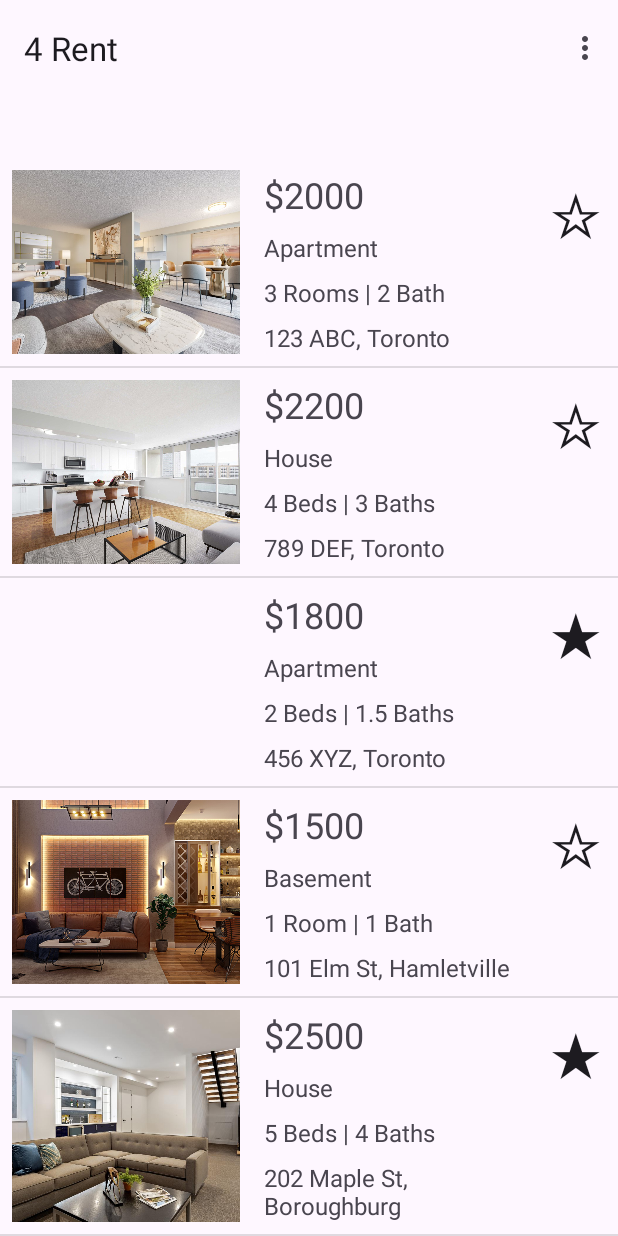
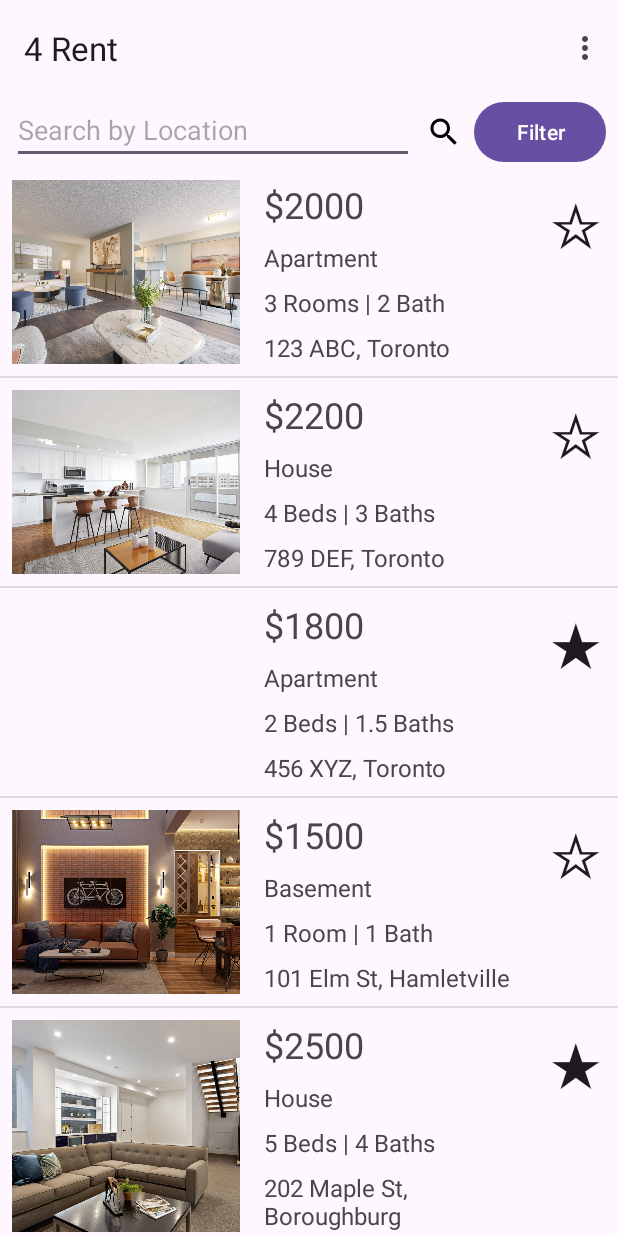
Before and after one commit to renhotsai/mobile-rental, an Android app: the screen it shows after launch (MainActivity), on a phone screen of 412 x 824 dp. Run offline under Robolectric (Android 15) with nearby library versions, the phone set to English and light mode, and no system bars.

Commit message:
made the search bar

```diff
--- a/app/src/main/java/com/hy/group3_project/Listing.kt
+++ b/app/src/main/java/com/hy/group3_project/Listing.kt
@@ -22,7 +22,7 @@ data class  Listing(
 
     // Secondary constructor with default values
     constructor() : this(
-        img = "1",
+        img = "rental_1",
         price = "$ 2000",
         type = "Apartment",
         rooms = "3 Rooms | 2 Bath",
--- a/app/src/main/java/com/hy/group3_project/MainActivity.kt
+++ b/app/src/main/java/com/hy/group3_project/MainActivity.kt
@@ -45,7 +45,8 @@ class MainActivity : AppCompatActivity() {
             Listing("rental_2", "$2200", "House", "4 Beds | 3 Baths", "789 DEF, Toronto", false),
             Listing("rental_3", "$1800", "Apartment", "2 Beds | 1.5 Baths", "456 XYZ, Toronto", true),
             Listing("rental_4", "$1500", "Basement", "1 Room | 1 Bath", "101 Elm St, Hamletville", false),
-            Listing("rental_5", "$2500", "House", "5 Beds | 4 Baths", "202 Maple St, Boroughburg", true)
+            Listing("rental_5", "$2500", "House", "5 Beds | 4 Baths", "202 Maple St, Boroughburg", true),
+            Listing()
         )
 
 
--- /dev/null
+++ b/app/src/main/res/drawable/baseline_search_24.xml
@@ -0,0 +1,5 @@
+<vector android:height="24dp" android:tint="#000000"
+    android:viewportHeight="24" android:viewportWidth="24"
+    android:width="24dp" xmlns:android="http://schemas.android.com/apk/res/android">
+    <path android:fillColor="@android:color/white" android:pathData="M15.5,14h-0.79l-0.28,-0.27C15.41,12.59 16,11.11 16,9.5 16,5.91 13.09,3 9.5,3S3,5.91 3,9.5 5.91,16 9.5,16c1.61,0 3.09,-0.59 4.23,-1.57l0.27,0.28v0.79l5,4.99L20.49,19l-4.99,-5zM9.5,14C7.01,14 5,11.99 5,9.5S7.01,5 9.5,5 14,7.01 14,9.5 11.99,14 9.5,14z"/>
+</vector>
--- a/app/src/main/res/layout/activity_main.xml
+++ b/app/src/main/res/layout/activity_main.xml
@@ -10,16 +10,54 @@
         android:id="@+id/tb_option_menu"
         android:layout_width="match_parent"
         android:layout_height="wrap_content"
+        app:layout_constraintTop_toTopOf="parent"
+        app:layout_constraintStart_toStartOf="parent"
+        app:title="4 Rent" />
+
+    <LinearLayout
+        android:id="@+id/search_layout"
+        android:layout_width="match_parent"
+        android:layout_height="wrap_content"
+        android:orientation="horizontal"
+        app:layout_constraintTop_toBottomOf="@+id/tb_option_menu"
+        app:layout_constraintStart_toStartOf="parent"
+        android:layout_marginHorizontal="8dp"
         android:layout_marginBottom="8dp"
-        app:layout_constraintTop_toTopOf="parent"
-        app:title="4 Rent" />
+        >
+        <EditText
+            android:id="@+id/search_text"
+            android:layout_width="wrap_content"
+            android:layout_height="wrap_content"
+            android:layout_weight="1"
+            android:hint="Search by Location"/>
+
+        <Button
+            android:id="@+id/search_button"
+            android:layout_width="32dp"
+            android:layout_height="wrap_content"
+            android:padding="0dp"
+            android:layout_marginLeft="8dp"
+            android:text=""
+            android:drawableLeft="@drawable/baseline_search_24"
+            android:background="?android:selectableItemBackground"
+            android:layout_gravity="center"/>
+
+        <Button
+            android:layout_width="wrap_content"
+            android:layout_height="wrap_content"
+            android:layout_gravity="center"
+            android:text="Filter"/>
+
+    </LinearLayout>
+
 
     <androidx.recyclerview.widget.RecyclerView
         android:id="@+id/rv"
         android:layout_width="match_parent"
         android:layout_height="wrap_content"
-        app:layout_constraintBottom_toBottomOf="parent"
+        app:layout_constraintTop_toBottomOf="@+id/search_layout"
         app:layout_constraintStart_toStartOf="parent"
         tools:listitem="@layout/listing_view" />
 
+
 </androidx.constraintlayout.widget.ConstraintLayout>
```
